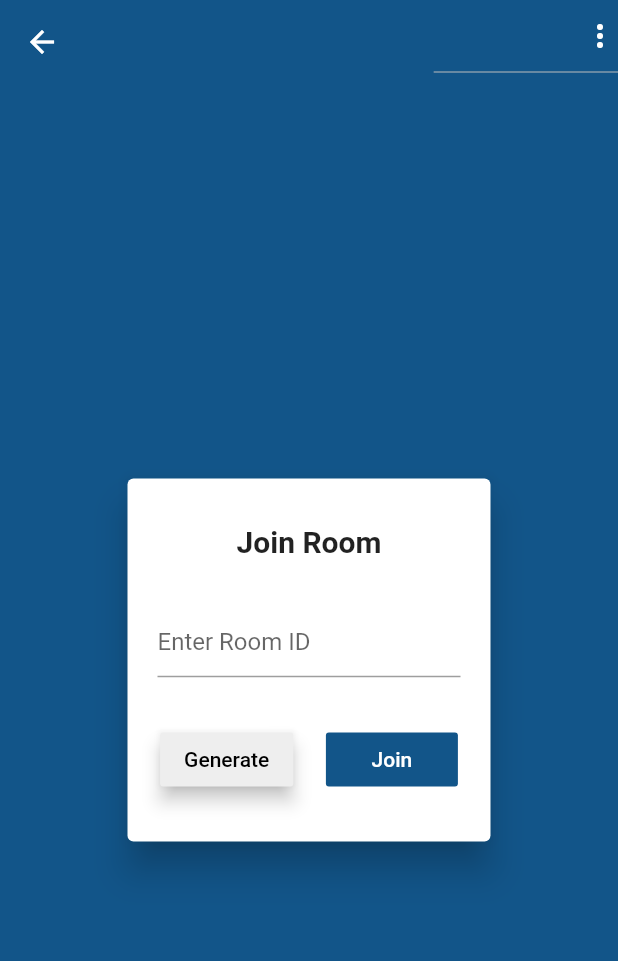
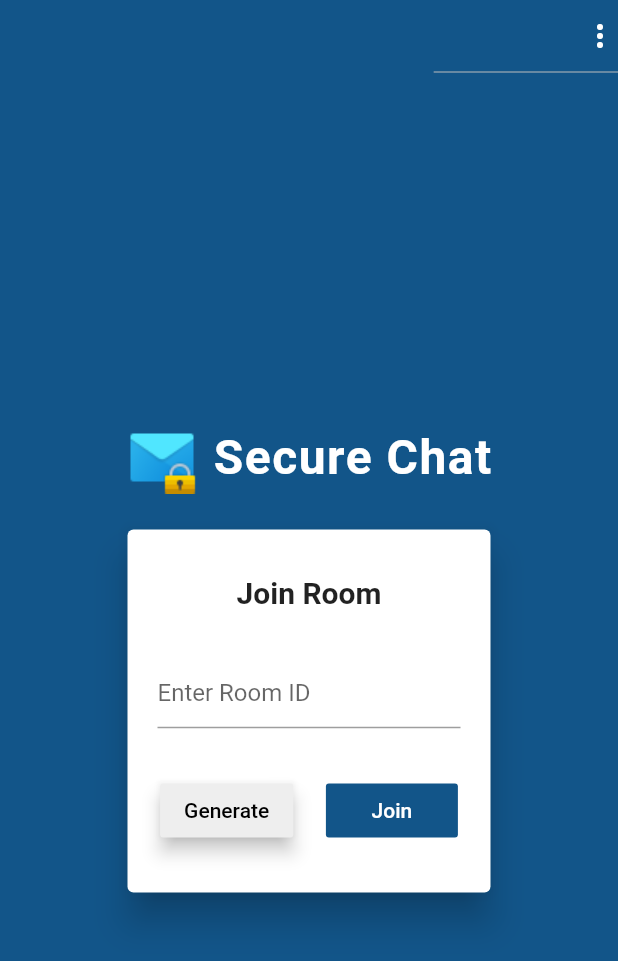
Before and after one commit to azim2429/Flutter-Chat-Application, a Flutter app: the JoinRoom screen opened directly, on a phone screen of 412 x 824 dp. Shown: the top 961 px of the screen. Run offline on Flutter 3.47's test engine with Material 2 defaults, Android fonts, the phone set to English and light mode, and no system bars; our stand-ins replace cloud_firestore, firebase_auth, firebase_core, firebase_storage, image_picker, shared_preferences; missing offline and left inert: encrypt; accounts and stored records are empty; network calls fail.

Commit message:
Assets Added!

```diff
--- a/lib/Widget/message_bubble.dart
+++ b/lib/Widget/message_bubble.dart
@@ -24,9 +24,9 @@ class _MessageBubbleState extends State<MessageBubble> {
     var plainText = widget.message;
     final key = encrypt.Key.fromLength(32);
     final iv = encrypt.IV.fromLength(16);
-    final encrypter =
+    final encrypting =
         encrypt.Encrypter(encrypt.AES(key, mode: encrypt.AESMode.ctr));
-    final encrypted = encrypter.encrypt(plainText, iv: iv);
+    final encrypted = encrypting.encrypt(plainText, iv: iv);
     secureMessage = encrypted.base16.substring(0, 17);
   }
 
--- a/lib/Widget/new_messages.dart
+++ b/lib/Widget/new_messages.dart
@@ -14,7 +14,7 @@ class _NewMessagesState extends State<NewMessages> {
   Color button = Color(0xff125589);
 
   void _sendMessage() async {
-    FirebaseAuth auth = await FirebaseAuth.instance;
+    FirebaseAuth auth = FirebaseAuth.instance;
     SharedPreferences pref = await SharedPreferences.getInstance();
     final userData = await FirebaseFirestore.instance
         .collection('users')
--- a/lib/main.dart
+++ b/lib/main.dart
@@ -3,14 +3,13 @@ import 'package:flutter/material.dart';
 import 'package:firebase_core/firebase_core.dart';
 import 'package:firebase_auth/firebase_auth.dart';
 import 'screen/auth_screen.dart';
-import 'screen/enter_room.dart';
 
 void main() async {
   WidgetsFlutterBinding.ensureInitialized();
   await Firebase.initializeApp();
   Widget home = AuthScreen();
   FirebaseAuth auth = FirebaseAuth.instance;
-  if(auth.currentUser!=null){
+  if (auth.currentUser != null) {
     home = ChatScreen();
   }
 
@@ -19,9 +18,7 @@ void main() async {
       debugShowCheckedModeBanner: false,
       title: 'Flutter Chat',
       theme: ThemeData(
-          //primarySwatch: Colors.pink,
         visualDensity: VisualDensity.adaptivePlatformDensity,
-            //brightness:Brightness.dark
       ),
       home: home,
       // home: ChatScreen(),
--- a/lib/screen/enter_room.dart
+++ b/lib/screen/enter_room.dart
@@ -3,7 +3,6 @@ import 'package:firebase_auth/firebase_auth.dart';
 import 'package:flutter/material.dart';
 import 'package:shared_preferences/shared_preferences.dart';
 import 'dart:math';
-
 import 'auth_screen.dart';
 
 class JoinRoom extends StatefulWidget {
@@ -25,7 +24,6 @@ class _JoinRoomState extends State<JoinRoom> {
     setState(() {
       randomId.text = random.nextInt(99999).toString();
     });
-
   }
 
   void logout() async {
@@ -65,6 +63,7 @@ class _JoinRoomState extends State<JoinRoom> {
         elevation: 0,
         backgroundColor: background,
         centerTitle: true,
+        leading: Container(),
         actions: [
           DropdownButton(
             elevation: 4,
@@ -93,7 +92,28 @@ class _JoinRoomState extends State<JoinRoom> {
         ],
       ),
       body: Center(
-        child: Container(
+        child: Column(
+          mainAxisAlignment: MainAxisAlignment.center,
+          children: [
+            Row(
+              mainAxisAlignment: MainAxisAlignment.center,
+              children: [
+                Image(
+                  image: AssetImage('assest/icon.png'),
+                ),
+                SizedBox(width: 10),
+                Text(
+                  'Secure Chat',
+                  style: TextStyle(
+                      color: Colors.white,
+                      fontSize: 32,
+                      fontWeight: FontWeight.bold,
+                      letterSpacing: 1),
+                ),
+              ],
+            ),
+            SizedBox(height: 20),
+            Container(
               width: 250,
               height: 250,
               child: Card(
@@ -103,7 +123,8 @@ class _JoinRoomState extends State<JoinRoom> {
                   children: [
                     Text(
                       'Join Room',
-                  style: TextStyle(fontSize: 20, fontWeight: FontWeight.bold),
+                      style:
+                          TextStyle(fontSize: 20, fontWeight: FontWeight.bold),
                     ),
                     Padding(
                       padding: const EdgeInsets.symmetric(horizontal: 20),
@@ -113,7 +134,7 @@ class _JoinRoomState extends State<JoinRoom> {
                           controller: randomId,
                           key: ValueKey('roomId'),
                           validator: (value) {
-                        if (value.length < 5 || value.length > 6) {
+                            if (value.length < 5 || value.length > 5) {
                               return 'Please enter 5 digit room ID';
                             }
                             return null;
@@ -125,9 +146,8 @@ class _JoinRoomState extends State<JoinRoom> {
                             roomId = value;
                           },
                           keyboardType: TextInputType.number,
-                      decoration: InputDecoration(
-                        hintText: 'Enter Room ID'
-                      ),
+                          decoration:
+                              InputDecoration(hintText: 'Enter Room ID'),
                         ),
                       ),
                     ),
@@ -135,11 +155,14 @@ class _JoinRoomState extends State<JoinRoom> {
                       mainAxisAlignment: MainAxisAlignment.spaceEvenly,
                       children: [
                         RaisedButton(
-                      onPressed: (){
+                          onPressed: () {
                             generateRoomId();
                           },
                           elevation: 5,
-                      child: Text('Generate',style: TextStyle(color: Colors.black),),
+                          child: Text(
+                            'Generate',
+                            style: TextStyle(color: Colors.black),
+                          ),
                           color: button,
                         ),
                         FlatButton(
@@ -157,6 +180,8 @@ class _JoinRoomState extends State<JoinRoom> {
                 ),
               ),
             ),
+          ],
+        ),
       ),
     );
   }
--- a/pubspec.yaml
+++ b/pubspec.yaml
@@ -52,9 +52,9 @@ flutter:
   uses-material-design: true
 
   # To add assets to your application, add an assets section, like this:
-  # assets:
-  #   - images/a_dot_burr.jpeg
-  #   - images/a_dot_ham.jpeg
+  assets:
+      - assest/icon.png
+
 
   # An image asset can refer to one or more resolution-specific "variants", see
   # https://flutter.dev/assets-and-images/#resolution-aware.
```
Also changed, not shown: lib/Widget/auth_form.dart (+22 -13 lines), lib/screen/auth_screen.dart (+33 -6 lines), lib/screen/chat_screen.dart (+10 -7 lines), assest/icon.png (added), assest/img1.jpg, assest/img2.jpg, assest/img3.jpg, assest/img4.jpg, assest/login.gif, assest/securechat.gif. Lines whose indentation alone changed are shown as unchanged.
